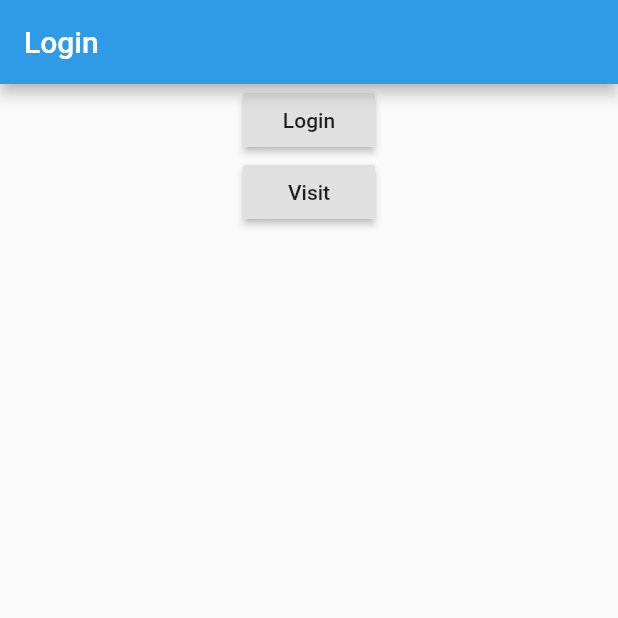
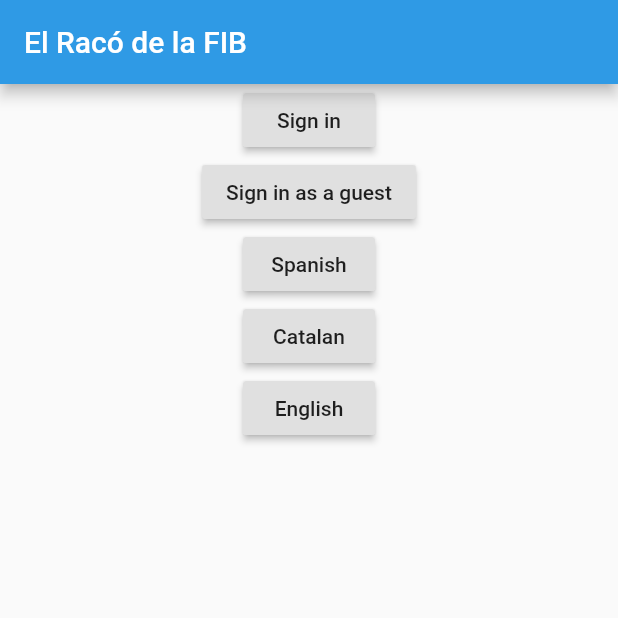
Before and after one commit to yeqk/raco, a Flutter app: the screen it shows after launch, on a phone screen of 412 x 824 dp, the top half of it. Run offline on Flutter 3.47's test engine with Material 2 defaults, Android fonts, the phone set to English and light mode, and no system bars; our stand-ins replace bloc, equatable, flutter_bloc, flutter_secure_storage, shared_preferences; missing offline and left inert: flutter_webview_plugin, oauth2.

Commit message:
Add translations bloc

```diff
--- /dev/null
+++ b/assets/locale/locale_ca.json
@@ -0,0 +1,9 @@
+{
+  "en"       : "Anglès",
+  "es"       : "Espanyol",
+  "ca"       : "Català",
+  "signin"   : "Iniciar sessió",
+  "guest_signin" : "Iniciar sessió com a convidat",
+  "signout"  : "Tancar sessió",
+  "home"     : "El Racó de la FIB"
+}
--- /dev/null
+++ b/assets/locale/locale_en.json
@@ -0,0 +1,9 @@
+{
+  "en"       : "English",
+  "es"       : "Spanish",
+  "ca"       : "Catalan",
+  "signin"   : "Sign in",
+  "guest_signin" : "Sign in as a guest",
+  "signout"  : "Sign out",
+  "home"     : "El Racó de la FIB"
+}
--- /dev/null
+++ b/assets/locale/locale_es.json
@@ -0,0 +1,9 @@
+{
+  "en"       : "Inglés",
+  "es"       : "Español",
+  "ca"       : "Catalán",
+  "signin"   : "Iniciar sesión",
+  "guest_signin" : "Iniciar sesión como invitado",
+  "signout"  : "Cerrar sesión",
+  "home"     : "El Racó de la FIB"
+}
--- a/lib/src/blocs/authentication/authentication_state.dart
+++ b/lib/src/blocs/authentication/authentication_state.dart
@@ -1,5 +1,4 @@
 import 'package:equatable/equatable.dart';
-import 'package:meta/meta.dart';
 
 abstract class AuthenticationState extends Equatable {
   AuthenticationState([List props = const []]) : super(props);
--- a/lib/src/blocs/login/login_bloc.dart
+++ b/lib/src/blocs/login/login_bloc.dart
@@ -1,10 +1,10 @@
 import 'dart:async';
-import 'package:flutter/cupertino.dart';
 import 'package:flutter/material.dart';
 import 'package:flutter_webview_plugin/flutter_webview_plugin.dart';
 import 'package:oauth2/oauth2.dart' as oauth2;
 import 'package:meta/meta.dart';
 import 'package:bloc/bloc.dart';
+
 import 'package:raco/src/resources/authentication_data.dart';
 import 'package:raco/src/blocs/authentication/authentication.dart';
 import 'package:raco/src/blocs/login/login.dart';
@@ -23,7 +23,6 @@ class LoginBloc extends Bloc<LoginEvent, LoginState> {
   @override
   Stream<LoginState> mapEventToState(LoginEvent event) async* {
     if (event is LoginButtonPressedEvent) {
-      yield LoginLoadingState();
       var grant = new oauth2.AuthorizationCodeGrant(
           AuthenticationData.identifier, Uri.parse(AuthenticationData.authorizationEndpoint),
           Uri.parse(AuthenticationData.tokenEndpoint),
--- /dev/null
+++ b/lib/src/blocs/translations/translations.dart
@@ -0,0 +1,3 @@
+export 'translations_state.dart';
+export 'translations_bloc.dart';
+export 'translations_event.dart';
--- /dev/null
+++ b/lib/src/blocs/translations/translations_event.dart
@@ -0,0 +1,16 @@
+import 'package:flutter/material.dart';
+import 'package:meta/meta.dart';
+import 'package:equatable/equatable.dart';
+
+abstract class TranslationsEvent extends Equatable {
+  TranslationsEvent([List props = const []]) : super(props);
+}
+
+class TranslationsChangedEvent extends TranslationsEvent {
+  final String newLangCode;
+
+  TranslationsChangedEvent({@required this.newLangCode}) : super([newLangCode]);
+  @override
+  String toString() =>
+      'TranslationsChangedEvent';
+}
--- /dev/null
+++ b/lib/src/blocs/translations/translations_state.dart
@@ -0,0 +1,16 @@
+import 'package:flutter/material.dart';
+import 'package:meta/meta.dart';
+import 'package:equatable/equatable.dart';
+
+abstract class TranslationsState extends Equatable {
+  TranslationsState([List props = const []]) : super(props);
+}
+
+class TranslationsChangedState extends TranslationsState {
+  final Locale newLocale;
+
+  TranslationsChangedState({@required this.newLocale}) : super([newLocale]);
+
+  @override
+  String toString() => 'LoginInitial';
+}
--- a/lib/src/ui/app.dart
+++ b/lib/src/ui/app.dart
@@ -1,9 +1,12 @@
 import 'package:flutter/material.dart';
-
 import 'package:flutter_bloc/flutter_bloc.dart';
+import 'package:flutter_localizations/flutter_localizations.dart';
 import 'package:raco/src/blocs/authentication/authentication.dart';
+import 'package:raco/src/blocs/translations/translations.dart';
+import 'package:raco/src/resources/global_translations.dart';
 import 'package:raco/src/ui/routes/routes.dart';
 import 'package:raco/src/ui/widgets/loading_indocator.dart';
+
 
 class App extends StatelessWidget {
 
@@ -11,12 +14,26 @@ class App extends StatelessWidget {
 
   @override
   Widget build(BuildContext context) {
+    return BlocBuilder<TranslationsBloc, TranslationsState>(
+      bloc: BlocProvider.of<TranslationsBloc>(context),
+      builder: (context, state) {
+        Locale newLocale;
+        if (state is TranslationsChangedState) {
+          newLocale = state.newLocale;
+        }
         return MaterialApp(
           title: "El Racó",
           theme: ThemeData(
               primaryColor: Color(0xff2f9ae5)
           ),
+          locale: newLocale ?? allTranslations.locale,
+          localizationsDelegates: [
+            GlobalMaterialLocalizations.delegate,
+            GlobalWidgetsLocalizations.delegate,
+          ],
+          supportedLocales: allTranslations.supportedLocales(),
           home: BlocBuilder<AuthenticationBloc, AuthenticationState>(
+            bloc: BlocProvider.of<AuthenticationBloc>(context),
             builder: (context, state) {
               if (state is AuthenticationUninitializedState) {
                 return SplashRoute();
@@ -38,5 +55,8 @@ class App extends StatelessWidget {
             },
           ),
         );
+      },
+    );
   }
+
 }
--- a/lib/src/ui/routes/home_route.dart
+++ b/lib/src/ui/routes/home_route.dart
@@ -1,9 +1,8 @@
 import 'package:flutter/material.dart';
-
 import 'package:flutter_bloc/flutter_bloc.dart';
-
 import 'package:raco/src/blocs/authentication/authentication_bloc.dart';
 import 'package:raco/src/blocs/authentication/authentication_event.dart';
+import 'package:raco/src/resources/global_translations.dart';
 
 class HomeRoute extends StatelessWidget {
   @override
@@ -13,12 +12,11 @@ class HomeRoute extends StatelessWidget {
 
     return Scaffold(
       appBar: AppBar(
-        title: Text('Home'),
       ),
       body: Container(
         child: Center(
             child: RaisedButton(
-              child: Text('logout'),
+              child: Text(allTranslations.text('signout')),
               onPressed: () {
                 authenticationBloc.dispatch(LoggedOutEvent());
               },
--- a/lib/src/ui/routes/login_route.dart
+++ b/lib/src/ui/routes/login_route.dart
@@ -1,9 +1,9 @@
 import 'package:flutter/material.dart';
-
 import 'package:flutter_bloc/flutter_bloc.dart';
 import 'package:raco/src/blocs/login/login.dart';
 import 'package:raco/src/blocs/authentication/authentication_bloc.dart';
 import 'package:raco/src/blocs/login/login_bloc.dart';
+import 'package:raco/src/resources/global_translations.dart';
 import 'package:raco/src/ui/widgets/login_form.dart';
 
 class LoginRoute extends StatelessWidget {
@@ -15,7 +15,7 @@ class LoginRoute extends StatelessWidget {
   Widget build(BuildContext context) {
     return Scaffold(
       appBar: AppBar(
-        title: Text('Login'),
+        title: Text(allTranslations.text('home')),
       ),
       body: BlocProvider(
         builder: (context) {
--- a/lib/src/ui/routes/oauth2_login_route.dart
+++ b/lib/src/ui/routes/oauth2_login_route.dart
@@ -1,5 +1,6 @@
 import 'package:flutter/material.dart';
 import 'package:flutter_webview_plugin/flutter_webview_plugin.dart';
+import 'package:raco/src/resources/global_translations.dart';
 
 class Oauth2LoginRoute extends StatelessWidget {
   final String url;
@@ -10,7 +11,7 @@ class Oauth2LoginRoute extends StatelessWidget {
     return new WebviewScaffold(
         url: url,
         appBar: new AppBar(
-          title: new Text("Widget webview"),
+          title: new Text(allTranslations.text('signin')),
         ));
   }
 }
--- a/lib/src/ui/widgets/login_form.dart
+++ b/lib/src/ui/widgets/login_form.dart
@@ -1,8 +1,8 @@
 import 'package:flutter/material.dart';
 import 'package:flutter_bloc/flutter_bloc.dart';
-import 'package:raco/src/blocs/login/login_bloc.dart';
-import 'package:raco/src/blocs/login/login_event.dart';
-import 'package:raco/src/blocs/login/login_state.dart';
+import 'package:raco/src/blocs/login/login.dart';
+import 'package:raco/src/blocs/translations/translations.dart';
+import 'package:raco/src/resources/global_translations.dart';
 
 class LoginForm extends StatefulWidget {
   @override
@@ -10,10 +10,10 @@ class LoginForm extends StatefulWidget {
 }
 
 class _LoginFormState extends State<LoginForm> {
-
   @override
   Widget build(BuildContext context) {
     final _loginBloc = BlocProvider.of<LoginBloc>(context);
+    final _translationBloc = BlocProvider.of<TranslationsBloc>(context);
 
     _onLoginButtonPressed() {
       _loginBloc.dispatch(LoginButtonPressedEvent(context: context));
@@ -23,26 +23,35 @@ class _LoginFormState extends State<LoginForm> {
       _loginBloc.dispatch(VisitButtonPressedEvent());
     }
 
-    return BlocBuilder<LoginBloc, LoginState>(
-      bloc: _loginBloc,
-      builder: (context, state) {
+    _onChangeLanguagePressed(String code) {
+      _translationBloc.dispatch(TranslationsChangedEvent(newLangCode: code));
+    }
 
     return Center(
-              child: Form(
       child: Column(
         children: [
           RaisedButton(
             onPressed: _onLoginButtonPressed,
-                      child: Text('Login'),
+            child: Text(allTranslations.text('signin')),
           ),
           RaisedButton(
             onPressed: _onVisitButtonPressed,
-                      child: Text('Visit'),
+            child: Text(allTranslations.text('guest_signin')),
+          ),
+          RaisedButton(
+            onPressed: () => _onChangeLanguagePressed('es'),
+            child: Text(allTranslations.text('es')),
+          ),
+          RaisedButton(
+            onPressed: () => _onChangeLanguagePressed('ca'),
+            child: Text(allTranslations.text('ca')),
+          ),
+          RaisedButton(
+            onPressed: () => _onChangeLanguagePressed('en'),
+            child: Text(allTranslations.text('en')),
           ),
         ],
       ),
-              ));
-      },
     );
   }
 }
```
Also changed, not shown: lib/src/blocs/authentication/authentication_bloc.dart (+11 -6 lines), lib/src/blocs/translations/translations_bloc.dart (added, +25 -0 lines), lib/src/main.dart (+21 -11 lines), lib/src/resources/global_translations.dart (added, +77 -0 lines), lib/src/resources/user_repository.dart (+69 -18 lines), lib/src/ui/routes/visitor_home_route.dart (+3 -6 lines), pubspec.yaml (+7 -1 lines), pubspec.lock. Lines whose indentation alone changed are shown as unchanged.
